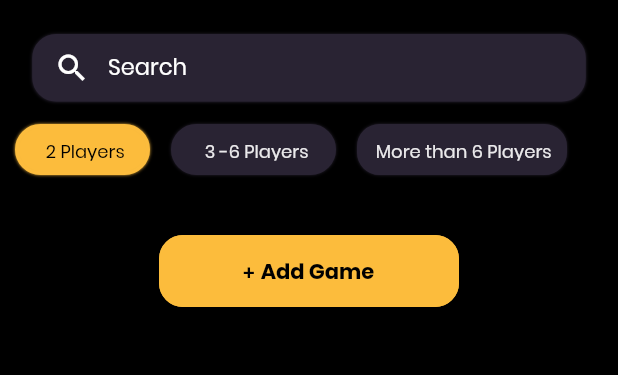
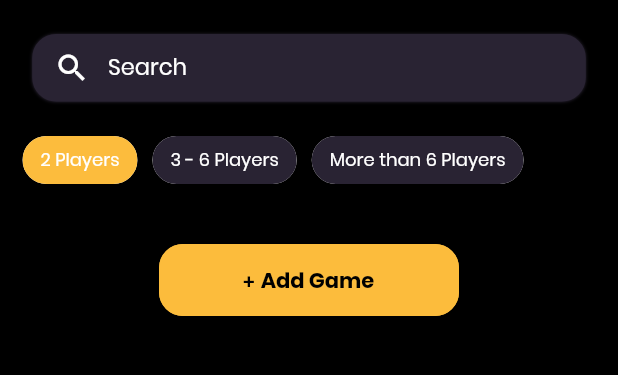
Before and after one commit to Siva-coder676/fidigme2, a Flutter app: the FidiGame screen opened directly, on a phone screen of 412 x 824 dp, the part 65-440 px from its top. Run offline on Flutter 3.47's test engine with Material 2 defaults, Android fonts, the phone set to English and light mode, and no system bars; our stand-ins replace cloud_firestore, firebase_auth, firebase_core, firebase_database, firebase_storage, google_fonts and 2 more; accounts and stored records are empty.

Commit message:
filtering want to do

```diff
--- a/fidigame/lib/AddGame/add_game.dart
+++ b/fidigame/lib/AddGame/add_game.dart
@@ -43,13 +43,15 @@ class _AddGameState extends State<AddGame> {
   }
 
   @override
-  void dispose() {
+  Future<void> dispose() async {
+    Future.delayed(Duration.zero, () async {
+      _name.dispose();
+      _Desc.dispose();
+      _url.dispose();
+      _MiniCount.dispose();
+      _MaxCount.dispose();
+    });
     super.dispose();
-    _name.dispose();
-    _Desc.dispose();
-    _url.dispose();
-    _MiniCount.dispose();
-    _MaxCount.dispose();
   }
 
   @override
@@ -70,8 +72,7 @@ class _AddGameState extends State<AddGame> {
                     context,
                     MaterialPageRoute(
                         fullscreenDialog: true,
-                        builder: (context) => FidiGame())
-                        );
+                        builder: (context) => FidiGame()));
               }),
           title: Text("Add a Game",
               style: TextStyle(
--- a/fidigame/lib/Fidigame/fidigame.dart
+++ b/fidigame/lib/Fidigame/fidigame.dart
@@ -2,15 +2,12 @@ import 'dart:async';
 import 'dart:ui';
 import 'package:cloud_firestore/cloud_firestore.dart';
 import 'package:fidigame/Firestore/firestore_service.dart';
-import 'package:fidigame/Utils/fidibuttons.dart';
 import 'package:fidigame/addgame/add_game.dart';
 import 'package:fidigame/loginpage/login.dart';
 import 'package:fidigame/model/models.dart';
 import 'package:firebase_auth/firebase_auth.dart';
 import 'package:flutter/material.dart';
 import 'package:url_launcher/url_launcher.dart';
-
-
 
 class FidiGame extends StatefulWidget {
   @override
@@ -26,6 +23,13 @@ class _FidiGameState extends State<FidiGame> {
   ScrollController _scrollController = new ScrollController();
   final _auth = FirebaseAuth.instance;
   bool isLiked = false;
+  String PlayerSize;
+
+  _selectPlayersize(String s) {
+    setState(() {
+      PlayerSize = s;
+    });
+  }
 
   pressed() {
     setState(() {
@@ -61,6 +65,7 @@ class _FidiGameState extends State<FidiGame> {
 
   @override
   void initState() {
+    PlayerSize = "2 Players";
     FetchData();
   }
 
@@ -134,7 +139,6 @@ class _FidiGameState extends State<FidiGame> {
       body: SingleChildScrollView(
         scrollDirection: Axis.vertical,
         child: Column(
-
           children: [
             Column(
               children: [
@@ -181,19 +185,51 @@ class _FidiGameState extends State<FidiGame> {
                 ),
                 SizedBox(height: 15.0),
                 Container(
-                    margin: EdgeInsets.symmetric(horizontal: 10.0),
-                    height: 34,
+                    margin: EdgeInsets.symmetric(horizontal: 15.0),
+                    height: 40,
                     child: ListView(
                       scrollDirection: Axis.horizontal,
                       physics: const BouncingScrollPhysics(
                           parent: AlwaysScrollableScrollPhysics()),
                       children: [
-                        Wrap(spacing: 6.0, children: [
-                          button_1(),
-                          SizedBox(width: 2.0),
-                          button_2(),
-                          SizedBox(width: 2.0),
-                          button_3()
+                        Wrap(spacing: 10.0, children: [
+                          ActionChip(
+                              label: Text("2 Players"),
+                              labelStyle: TextStyle(
+                                  fontFamily: 'Poppins',
+                                  color: Colors.white,
+                                  fontStyle: FontStyle.normal,
+                                  fontSize: 12.0),
+                              backgroundColor: PlayerSize == "2 Players"
+                                  ? Color(0xffFCBC3D)
+                                  : Color(0xff292333),
+                              onPressed: () =>
+                                  (_selectPlayersize("2 Players"))),
+                          ActionChip(
+                              label: Text("3 - 6 Players"),
+                              labelStyle: TextStyle(
+                                  fontFamily: 'Poppins',
+                                  color: Colors.white,
+                                  fontStyle: FontStyle.normal,
+                                  fontSize: 12.0),
+                              backgroundColor: PlayerSize == "3 -6 Players"
+                                  ? Color(0xffFCBC3D)
+                                  : Color(0xff292333),
+                              onPressed: () =>
+                                  (_selectPlayersize("3 -6 Players"))),
+                          ActionChip(
+                              label: Text("More than 6 Players"),
+                              labelStyle: TextStyle(
+                                  fontFamily: 'Poppins',
+                                  color: Colors.white,
+                                  fontStyle: FontStyle.normal,
+                                  fontSize: 12.0),
+                              backgroundColor:
+                                  PlayerSize == "More than 6 Players"
+                                      ? Color(0xffFCBC3D)
+                                      : Color(0xff292333),
+                              onPressed: () =>
+                                  (_selectPlayersize("More than 6 Players"))),
                         ])
                       ],
                     )),
@@ -235,7 +271,7 @@ class _FidiGameState extends State<FidiGame> {
                                   children: [
                                     SafeArea(
                                         child: Padding(
-                                      padding: EdgeInsets.only(bottom: 10.0),
+                                      padding: EdgeInsets.only(bottom: 5.0),
                                       child: Container(
                                         margin:
                                             EdgeInsets.symmetric(vertical: 8.0),
@@ -259,7 +295,7 @@ class _FidiGameState extends State<FidiGame> {
                                           ),
                                           title: Padding(
                                             padding: EdgeInsets.only(
-                                                left: 5.0, bottom: 5.0),
+                                                left: 5.0, bottom: 15.0),
                                             child: Text(
                                                 '${gamelist[index].name}',
                                                 style: TextStyle(
@@ -271,7 +307,8 @@ class _FidiGameState extends State<FidiGame> {
                                           ),
                                           subtitle: Padding(
                                             padding: const EdgeInsets.only(
-                                                left: 5.0),
+                                              left: 10.0,
+                                            ),
                                             child: Text(
                                               '${gamelist[index].Desc}',
                                               style: TextStyle(
--- a/fidigame/lib/Utils/fidibuttons.dart
+++ /dev/null
@@ -1,101 +0,0 @@
-import 'package:flutter/material.dart';
-import 'package:google_fonts/google_fonts.dart';
-
-Widget button_1() {
-  return GestureDetector(
-    onTap: () => (print("button is tapped")),
-    child: new Container(
-      width: 90,
-      height: 34.0,
-      decoration: new BoxDecoration(
-        borderRadius: BorderRadius.only(
-            topLeft: const Radius.circular(20.0),
-            topRight: const Radius.circular(20.0),
-            bottomLeft: const Radius.circular(20.0),
-            bottomRight: const Radius.circular(20.0)),
-        boxShadow: [
-          new BoxShadow(
-            blurRadius: 1.0,
-            color: Color(0xffFCBC3C),
-          )
-        ],
-        border: Border.all(width: 2.5, color: Color(0xffFCBC3D)),
-        shape: BoxShape.rectangle,
-      ),
-      child: Padding(
-        padding: EdgeInsets.only(top: 7.0, bottom: 7.0, left: 18.0),
-        child: Text("2 Players",
-            style: GoogleFonts.poppins(
-                color: Color(0xff000000),
-                fontStyle: FontStyle.normal,
-                fontSize: 12.0)),
-      ),
-    ),
-  );
-}
-
-Widget button_2() {
-  return GestureDetector(
-    onTap: () => (print("button is tapped")),
-    child: new Container(
-      width: 110,
-      height: 34.0,
-      decoration: new BoxDecoration(
-        borderRadius: BorderRadius.only(
-            topLeft: const Radius.circular(20.0),
-            topRight: const Radius.circular(20.0),
-            bottomLeft: const Radius.circular(20.0),
-            bottomRight: const Radius.circular(20.0)),
-        boxShadow: [
-          new BoxShadow(
-            blurRadius: 1.0,
-            color: Color(0xff292333),
-          )
-        ],
-        border: Border.all(width: 2.5, color: Color(0xff292333)),
-        shape: BoxShape.rectangle,
-      ),
-      child: Padding(
-        padding: EdgeInsets.only(top: 7.0, bottom: 7.0, left: 20.0),
-        child: Text("3 -6 Players",
-            style: GoogleFonts.poppins(
-                color: Color(0xffEAE9EB),
-                fontWeight: FontWeight.w500,
-                fontSize: 12.0)),
-      ),
-    ),
-  );
-}
-
-Widget button_3() {
-  return GestureDetector(
-    onTap: () => (print("button is tapped")),
-    child: new Container(
-      width: 140,
-      height: 34.0,
-      decoration: new BoxDecoration(
-        borderRadius: BorderRadius.only(
-            topLeft: const Radius.circular(15.0),
-            topRight: const Radius.circular(15.0),
-            bottomLeft: const Radius.circular(15.0),
-            bottomRight: const Radius.circular(15.0)),
-        boxShadow: [
-          new BoxShadow(
-            blurRadius: 1.0,
-            color: Color(0xff292333),
-          )
-        ],
-        border: Border.all(width: 2.5, color: Color(0xff292333)),
-        shape: BoxShape.rectangle,
-      ),
-      child: Padding(
-        padding: EdgeInsets.only(top: 7.0, bottom: 7.0, left: 10.0),
-        child: Text("More than 6 Players",
-            style: GoogleFonts.poppins(
-                color: Color(0xffEAE9EB),
-                fontWeight: FontWeight.w500,
-                fontSize: 12.0)),
-      ),
-    ),
-  );
-}
--- a/fidigame/lib/main.dart
+++ b/fidigame/lib/main.dart
@@ -1,5 +1,6 @@
 
-import 'package:fidigame/loginpage/login.dart';
+
+import 'package:fidigame/fidigame/fidigame.dart';
 import 'package:flutter/material.dart';
 import 'package:firebase_core/firebase_core.dart';
 
@@ -15,7 +16,7 @@ class MyGame extends StatelessWidget {
     return MaterialApp(
         debugShowCheckedModeBanner: false,
         theme: ThemeData(primaryColor: Colors.black),
-        home:LoginPage()
+        home:FidiGame()
         );
   }
 }
```
